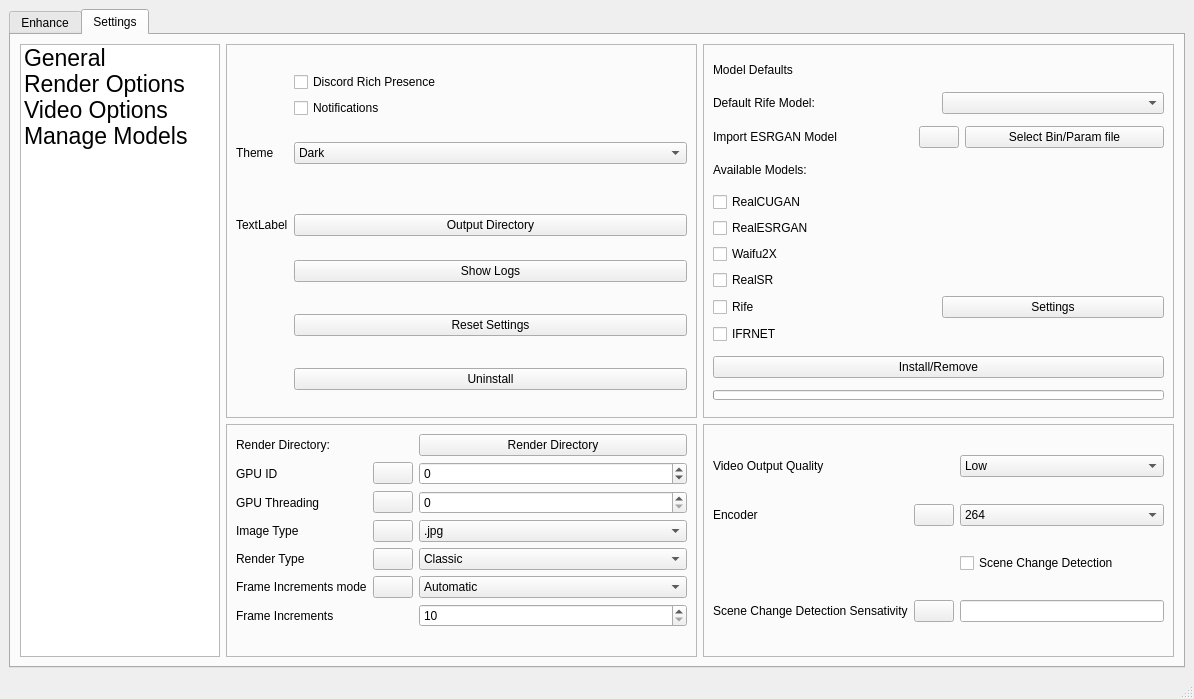
Above: mainwindow.ui from TNTwise/REAL-Video-Enhancer before the change. Below: the same form after it.
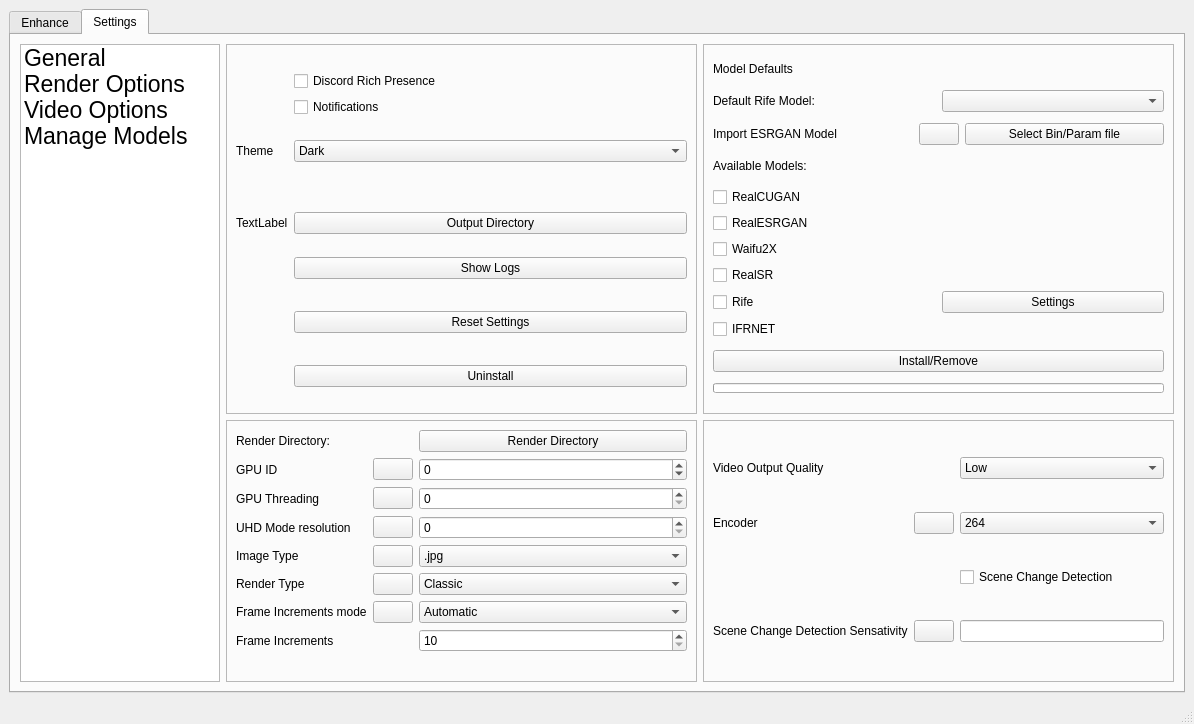
That is the form after the change. The open tabs and pages were chosen to show the change. Icons and pictures are not drawn.

Commit message: uhd mode

Patch:
```diff
--- a/mainwindow.ui
+++ b/mainwindow.ui
@@ -7,7 +7,7 @@
     <x>0</x>
     <y>0</y>
     <width>1194</width>
-    <height>699</height>
+    <height>724</height>
    </rect>
   </property>
   <property name="windowTitle">
@@ -590,24 +590,14 @@
                <enum>QFrame::Raised</enum>
               </property>
               <layout class="QGridLayout" name="gridLayout_5">
-               <item row="5" column="4">
-                <widget class="QPushButton" name="renderTypeHelpButton">
+               <item row="3" column="4">
+                <widget class="QPushButton" name="gpuThreadingHelpButton">
                  <property name="text">
                   <string/>
                  </property>
                  <property name="icon">
                   <iconset>
-                   <normaloff>../.REAL-Video-Enhancer/icons/Rife-ESRGAN-Video-Settings - Help.png</normaloff>../.REAL-Video-Enhancer/icons/Rife-ESRGAN-Video-Settings - Help.png</iconset>
-                 </property>
-                </widget>
-               </item>
-               <item row="7" column="5">
-                <widget class="QSpinBox" name="frameIncrementSpinBox">
-                 <property name="minimum">
-                  <number>10</number>
-                 </property>
-                 <property name="maximum">
-                  <number>10000</number>
+                   <normaloff>icons/Rife-ESRGAN-Video-Settings - Help.png</normaloff>icons/Rife-ESRGAN-Video-Settings - Help.png</iconset>
                  </property>
                 </widget>
                </item>
@@ -618,18 +608,52 @@
                  </property>
                 </widget>
                </item>
-               <item row="3" column="4">
-                <widget class="QPushButton" name="gpuThreadingHelpButton">
+               <item row="3" column="3">
+                <widget class="QLabel" name="label_5">
                  <property name="text">
-                  <string/>
+                  <string>GPU Threading</string>
                  </property>
-                 <property name="icon">
-                  <iconset>
-                   <normaloff>icons/Rife-ESRGAN-Video-Settings - Help.png</normaloff>icons/Rife-ESRGAN-Video-Settings - Help.png</iconset>
+                </widget>
+               </item>
+               <item row="2" column="3">
+                <widget class="QLabel" name="label_15">
+                 <property name="text">
+                  <string>GPU ID</string>
                  </property>
                 </widget>
                </item>
-               <item row="8" column="5">
+               <item row="6" column="5">
+                <widget class="QComboBox" name="renderTypeCombo">
+                 <item>
+                  <property name="text">
+                   <string>Classic</string>
+                  </property>
+                 </item>
+                 <item>
+                  <property name="text">
+                   <string>Optimized</string>
+                  </property>
+                 </item>
+                </widget>
+               </item>
+               <item row="3" column="5">
+                <widget class="QSpinBox" name="gpuThreadingSpinBox"/>
+               </item>
+               <item row="6" column="3">
+                <widget class="QLabel" name="label_6">
+                 <property name="text">
+                  <string>Render Type</string>
+                 </property>
+                </widget>
+               </item>
+               <item row="8" column="3">
+                <widget class="QLabel" name="label_7">
+                 <property name="text">
+                  <string>Frame Increments</string>
+                 </property>
+                </widget>
+               </item>
+               <item row="9" column="5">
                 <spacer name="horizontalSpacer">
                  <property name="orientation">
                   <enum>Qt::Horizontal</enum>
@@ -642,102 +666,7 @@
                  </property>
                 </spacer>
                </item>
-               <item row="1" column="5">
-                <widget class="QPushButton" name="RenderDirButton">
-                 <property name="text">
-                  <string>Render Directory</string>
-                 </property>
-                </widget>
-               </item>
-               <item row="1" column="3">
-                <widget class="QLabel" name="RenderPathLabel">
-                 <property name="text">
-                  <string>Render Directory:</string>
-                 </property>
-                </widget>
-               </item>
-               <item row="6" column="3">
-                <widget class="QLabel" name="label_9">
-                 <property name="text">
-                  <string>Frame Increments mode</string>
-                 </property>
-                </widget>
-               </item>
-               <item row="4" column="3">
-                <widget class="QLabel" name="label_4">
-                 <property name="text">
-                  <string>Image Type</string>
-                 </property>
-                </widget>
-               </item>
-               <item row="4" column="4">
-                <widget class="QPushButton" name="imageHelpButton">
-                 <property name="text">
-                  <string/>
-                 </property>
-                 <property name="icon">
-                  <iconset>
-                   <normaloff>icons/Rife-ESRGAN-Video-Settings - Help.png</normaloff>icons/Rife-ESRGAN-Video-Settings - Help.png</iconset>
-                 </property>
-                </widget>
-               </item>
-               <item row="2" column="3">
-                <widget class="QLabel" name="label_15">
-                 <property name="text">
-                  <string>GPU ID</string>
-                 </property>
-                </widget>
-               </item>
-               <item row="5" column="3">
-                <widget class="QLabel" name="label_6">
-                 <property name="text">
-                  <string>Render Type</string>
-                 </property>
-                </widget>
-               </item>
-               <item row="7" column="3">
-                <widget class="QLabel" name="label_7">
-                 <property name="text">
-                  <string>Frame Increments</string>
-                 </property>
-                </widget>
-               </item>
                <item row="5" column="5">
-                <widget class="QComboBox" name="renderTypeCombo">
-                 <item>
-                  <property name="text">
-                   <string>Classic</string>
-                  </property>
-                 </item>
-                 <item>
-                  <property name="text">
-                   <string>Optimized</string>
-                  </property>
-                 </item>
-                </widget>
-               </item>
-               <item row="6" column="5">
-                <widget class="QComboBox" name="frameIncrementsModeCombo">
-                 <item>
-                  <property name="text">
-                   <string>Automatic</string>
-                  </property>
-                 </item>
-                 <item>
-                  <property name="text">
-                   <string>Manual</string>
-                  </property>
-                 </item>
-                </widget>
-               </item>
-               <item row="3" column="3">
-                <widget class="QLabel" name="label_5">
-                 <property name="text">
-                  <string>GPU Threading</string>
-                 </property>
-                </widget>
-               </item>
-               <item row="4" column="5">
                 <widget class="QComboBox" name="imageComboBox">
                  <item>
                   <property name="text">
@@ -756,7 +685,74 @@
                  </item>
                 </widget>
                </item>
+               <item row="5" column="4">
+                <widget class="QPushButton" name="imageHelpButton">
+                 <property name="text">
+                  <string/>
+                 </property>
+                 <property name="icon">
+                  <iconset>
+                   <normaloff>icons/Rife-ESRGAN-Video-Settings - Help.png</normaloff>icons/Rife-ESRGAN-Video-Settings - Help.png</iconset>
+                 </property>
+                </widget>
+               </item>
+               <item row="8" column="5">
+                <widget class="QSpinBox" name="frameIncrementSpinBox">
+                 <property name="minimum">
+                  <number>10</number>
+                 </property>
+                 <property name="maximum">
+                  <number>10000</number>
+                 </property>
+                </widget>
+               </item>
+               <item row="5" column="3">
+                <widget class="QLabel" name="label_4">
+                 <property name="text">
+                  <string>Image Type</string>
+                 </property>
+                </widget>
+               </item>
+               <item row="7" column="5">
+                <widget class="QComboBox" name="frameIncrementsModeCombo">
+                 <item>
+                  <property name="text">
+                   <string>Automatic</string>
+                  </property>
+                 </item>
+                 <item>
+                  <property name="text">
+                   <string>Manual</string>
+                  </property>
+                 </item>
+                </widget>
+               </item>
+               <item row="7" column="3">
+                <widget class="QLabel" name="label_9">
+                 <property name="text">
+                  <string>Frame Increments mode</string>
+                 </property>
+                </widget>
+               </item>
                <item row="6" column="4">
+                <widget class="QPushButton" name="renderTypeHelpButton">
+                 <property name="text">
+                  <string/>
+                 </property>
+                 <property name="icon">
+                  <iconset>
+                   <normaloff>../.REAL-Video-Enhancer/icons/Rife-ESRGAN-Video-Settings - Help.png</normaloff>../.REAL-Video-Enhancer/icons/Rife-ESRGAN-Video-Settings - Help.png</iconset>
+                 </property>
+                </widget>
+               </item>
+               <item row="1" column="3">
+                <widget class="QLabel" name="RenderPathLabel">
+                 <property name="text">
+                  <string>Render Directory:</string>
+                 </property>
+                </widget>
+               </item>
+               <item row="7" column="4">
                 <widget class="QPushButton" name="frameIncrementHelp">
                  <property name="text">
                   <string/>
@@ -767,9 +763,6 @@
                  </property>
                 </widget>
                </item>
-               <item row="3" column="5">
-                <widget class="QSpinBox" name="gpuThreadingSpinBox"/>
-               </item>
                <item row="2" column="4">
                 <widget class="QPushButton" name="pushButton">
                  <property name="text">
@@ -777,6 +770,34 @@
                  </property>
                 </widget>
                </item>
+               <item row="1" column="5">
+                <widget class="QPushButton" name="RenderDirButton">
+                 <property name="text">
+                  <string>Render Directory</string>
+                 </property>
+                </widget>
+               </item>
+               <item row="4" column="3">
+                <widget class="QLabel" name="label_16">
+                 <property name="text">
+                  <string>UHD Mode resolution</string>
+                 </property>
+                </widget>
+               </item>
+               <item row="4" column="4">
+                <widget class="QPushButton" name="UHDModeHelpButton">
+                 <property name="text">
+                  <string/>
+                 </property>
+                </widget>
+               </item>
+               <item row="4" column="5">
+                <widget class="QSpinBox" name="UHDResCutoffSpinBox">
+                 <property name="maximum">
+                  <number>3840</number>
+                 </property>
+                </widget>
+               </item>
               </layout>
              </widget>
             </item>
```
The commit also changes 21 other files.
